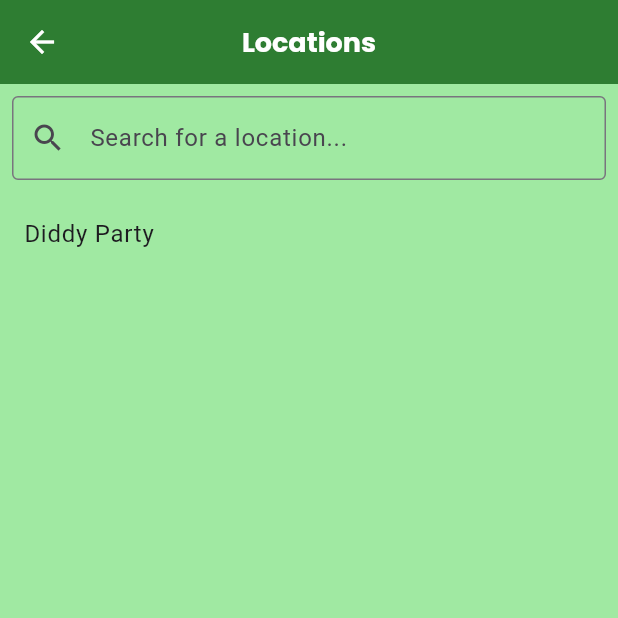
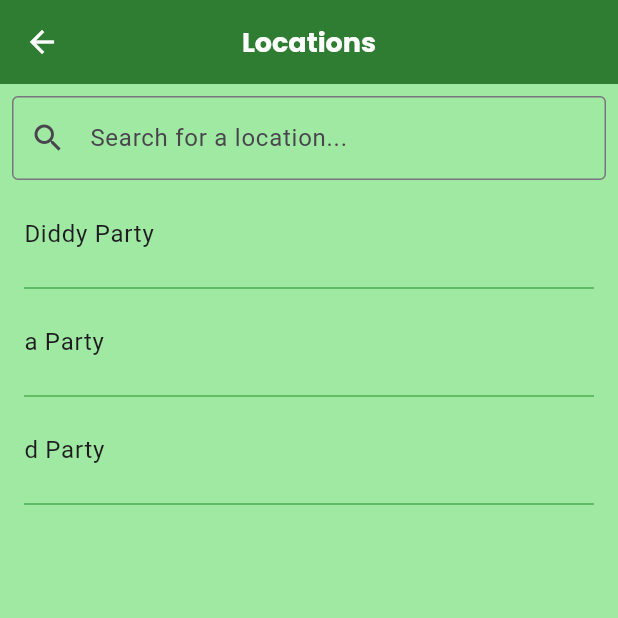
Before and after one commit to danielgai/wuct, a Flutter app: the MapMenuPage screen opened by its route, on a phone screen of 412 x 824 dp, the top half of it. Run offline on Flutter 3.47's test engine with Material 3 defaults, Android fonts, the phone set to English and light mode, and no system bars; our stand-ins replace cloud_firestore, firebase_auth, firebase_core, firebase_messaging, flutter_dotenv, flutter_riverpod and 5 more; accounts and stored records are empty.

Commit message:
small changes to page i hjust made

```diff
--- a/lib/pages/map_menu_page.dart
+++ b/lib/pages/map_menu_page.dart
@@ -29,7 +29,9 @@ class _MapMenuPageState extends State<MapMenuPage> {
 
     return Scaffold(
       backgroundColor: const Color.fromARGB(255, 160, 233, 162),
-      appBar: const CustomAppBar(label: 'Locations'),
+      appBar: const CustomAppBar(
+        label: 'Locations',
+      ),
       body: Column(
         children: [
           Padding(
@@ -52,11 +54,21 @@ class _MapMenuPageState extends State<MapMenuPage> {
             itemCount: filteredLocations.length,
             itemBuilder: (context, index) {
               final entry = filteredLocations[index];
-              return ListTile(
-                title: Text(entry.key),
-                onTap: () {
-                  print(entry.value);
-                },
+              return Column(
+                children: [
+                  ListTile(
+                    title: Text(entry.key),
+                    onTap: () {
+                      print(entry.value);
+                    },
+                  ),
+                  const Divider(
+                    thickness: 1,
+                    indent: 16,
+                    endIndent: 16,
+                    color: Colors.green,
+                  )
+                ],
               );
             },
           )),
--- a/lib/services/constants.dart
+++ b/lib/services/constants.dart
@@ -1,3 +1,7 @@
 import 'package:google_maps_flutter/google_maps_flutter.dart';
 
-Map<String, LatLng> mapLocations = {"Diddy Party": LatLng(3, 3),};
+Map<String, LatLng> mapLocations = {
+  "Diddy Party": LatLng(3, 3),
+  "a Party": LatLng(33, 3),
+  "d Party": LatLng(34, 3),
+};
--- a/lib/shared/custom_app_bar.dart
+++ b/lib/shared/custom_app_bar.dart
@@ -6,6 +6,7 @@ class CustomAppBar extends StatelessWidget implements PreferredSizeWidget {
   final bool withHamburger;
   final Color backgroundColor;
   final VoidCallback? onHamburgerPressed;
+  final Icon icon;
 
   const CustomAppBar({
     super.key,
@@ -13,6 +14,7 @@ class CustomAppBar extends StatelessWidget implements PreferredSizeWidget {
     this.withHamburger = false,
     this.backgroundColor = const Color.fromRGBO(46, 125, 50, 1),
     this.onHamburgerPressed,
+    this.icon = const Icon(Icons.arrow_back, color: Colors.white),
   });
 
   @override
@@ -22,7 +24,7 @@ class CustomAppBar extends StatelessWidget implements PreferredSizeWidget {
       centerTitle: true,
       backgroundColor: backgroundColor,
       leading: IconButton(
-        icon: const Icon(Icons.arrow_back, color: Colors.white),
+        icon: icon,
         onPressed: () {
           Navigator.of(context).pop();
         },
```
Also changed, not shown: lib/main.dart (+1 -22 lines), lib/pages/map_page.dart (+18 -1 lines).
